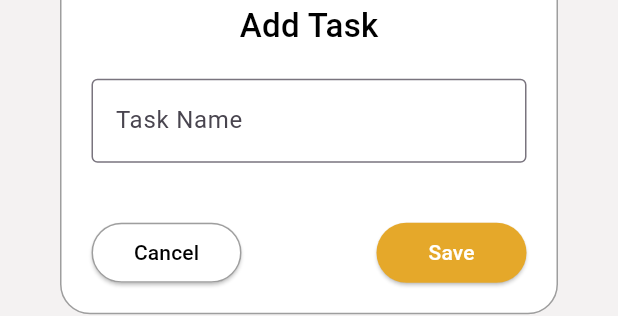
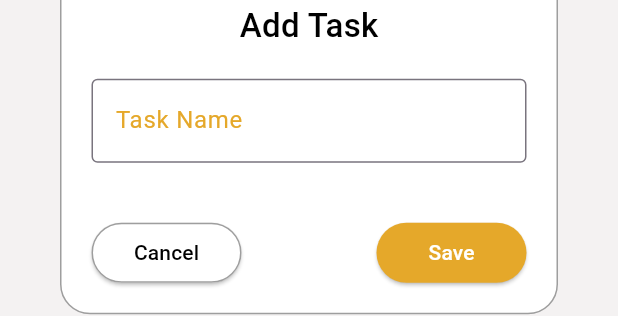
Before and after one commit to Mirzaazmath/flutter_todo_app_with_floor_db, a Flutter app: the CustomDialogBox widget shown alone on an empty page, opened directly, on a phone screen of 412 x 824 dp. Shown: the part 543-859 px from the top of the screen. Run offline on Flutter 3.47's test engine with Material 3 defaults, Android fonts, the phone set to English and light mode, and no system bars; our stand-ins replace floor, fluttertoast, sqflite; accounts and stored records are empty; generated files the repository leaves out were written again.

Commit message:
resolve the theme issue

```diff
--- a/lib/utils/text_field_utlis.dart
+++ b/lib/utils/text_field_utlis.dart
@@ -19,6 +19,7 @@ class Field extends StatelessWidget {
   @override
   Widget build(BuildContext context) {
     return TextFormField(
+      style: TextStyle(color: Theme.of(context).primaryColor),
       readOnly: isEnable ?? false,
       maxLines: maxLine ?? 1,
       controller: controller,
@@ -27,6 +28,8 @@ class Field extends StatelessWidget {
       inputFormatters:
           isNumberType == true ? [FilteringTextInputFormatter.digitsOnly] : [],
       decoration: InputDecoration(
+        labelStyle: TextStyle(color: Theme.of(context).primaryColorDark),
+          hintStyle: TextStyle(color: Theme.of(context).primaryColor),
           hintText: hintText,
           labelText: hintText,
           focusedBorder: OutlineInputBorder(
--- a/lib/widgets/add_dailog.dart
+++ b/lib/widgets/add_dailog.dart
@@ -57,7 +57,7 @@ class _CustomDialogBoxState extends State<CustomDialogBox> {
           margin: const EdgeInsets.only(top: Constants.avatarRadius),
           decoration: BoxDecoration(
               shape: BoxShape.rectangle,
-              color: Colors.white,
+              color: Theme.of(context).primaryColorLight,
               borderRadius: BorderRadius.circular(Constants.padding),
             border: Border.all(color: Colors.grey)
 
--- a/lib/widgets/list_item_widget.dart
+++ b/lib/widgets/list_item_widget.dart
@@ -74,6 +74,12 @@ class ListItemWidget extends StatelessWidget {
                 color: Theme.of(context).primaryColorLight),
             child: ListTile(
               leading: Radio<bool>(
+                fillColor:
+                MaterialStateProperty.resolveWith<Color>(
+                        (Set<MaterialState> states) {
+                      return Theme.of(context).primaryColorDark;
+
+                    }),
                 value: task.isCompleted,
                 onChanged: (value) async {
 
```
